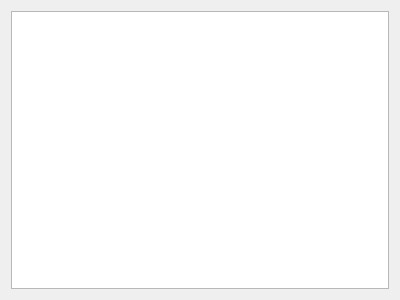
This is gui/gui/widget.ui in Darkbblue/DanMuYa as Qt 5 draws it before an edit. The edited form follows.
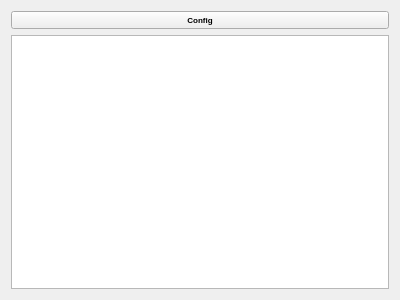
This is the edited form.

The edit to the form file:
```diff
--- a/gui/gui/widget.ui
+++ b/gui/gui/widget.ui
@@ -17,7 +17,7 @@
    <string notr="true"/>
   </property>
   <layout class="QGridLayout" name="gridLayout">
-   <item row="0" column="0">
+   <item row="1" column="0">
     <widget class="QTextBrowser" name="textBrowser">
      <property name="font">
       <font>
@@ -35,6 +35,27 @@
      </property>
     </widget>
    </item>
+   <item row="0" column="0">
+    <widget class="QPushButton" name="pushButton">
+     <property name="sizePolicy">
+      <sizepolicy hsizetype="Minimum" vsizetype="Minimum">
+       <horstretch>0</horstretch>
+       <verstretch>0</verstretch>
+      </sizepolicy>
+     </property>
+     <property name="font">
+      <font>
+       <family>Microsoft YaHei UI</family>
+       <pointsize>6</pointsize>
+       <weight>75</weight>
+       <bold>true</bold>
+      </font>
+     </property>
+     <property name="text">
+      <string>Config</string>
+     </property>
+    </widget>
+   </item>
   </layout>
  </widget>
  <layoutdefault spacing="6" margin="11"/>
```
